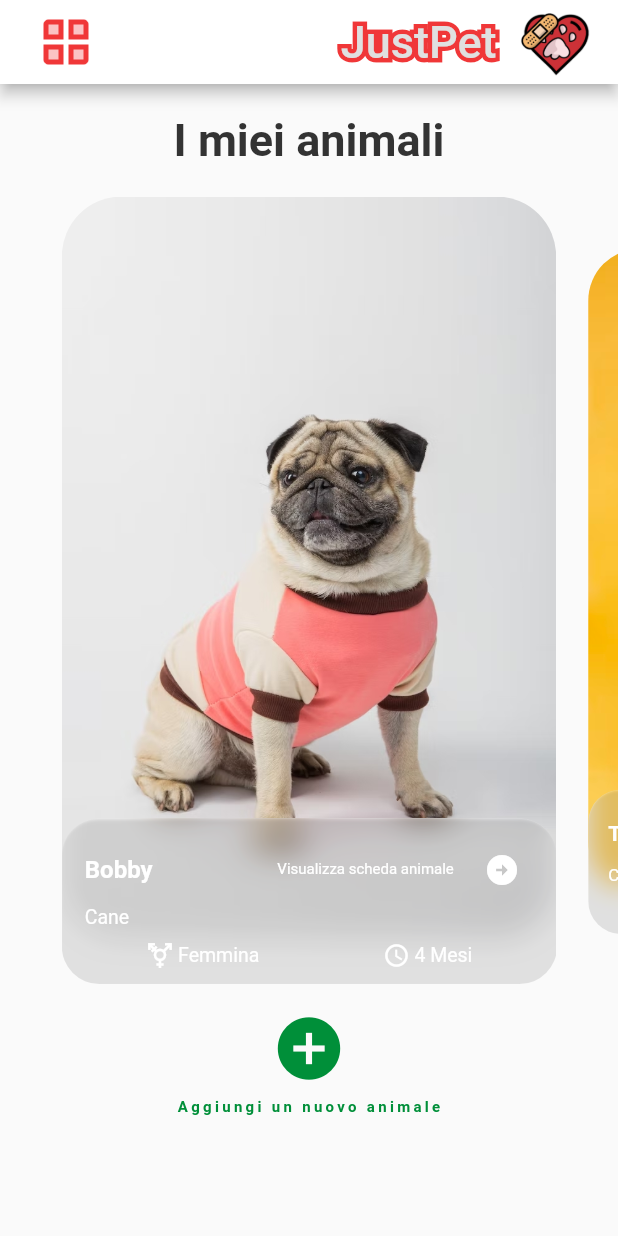
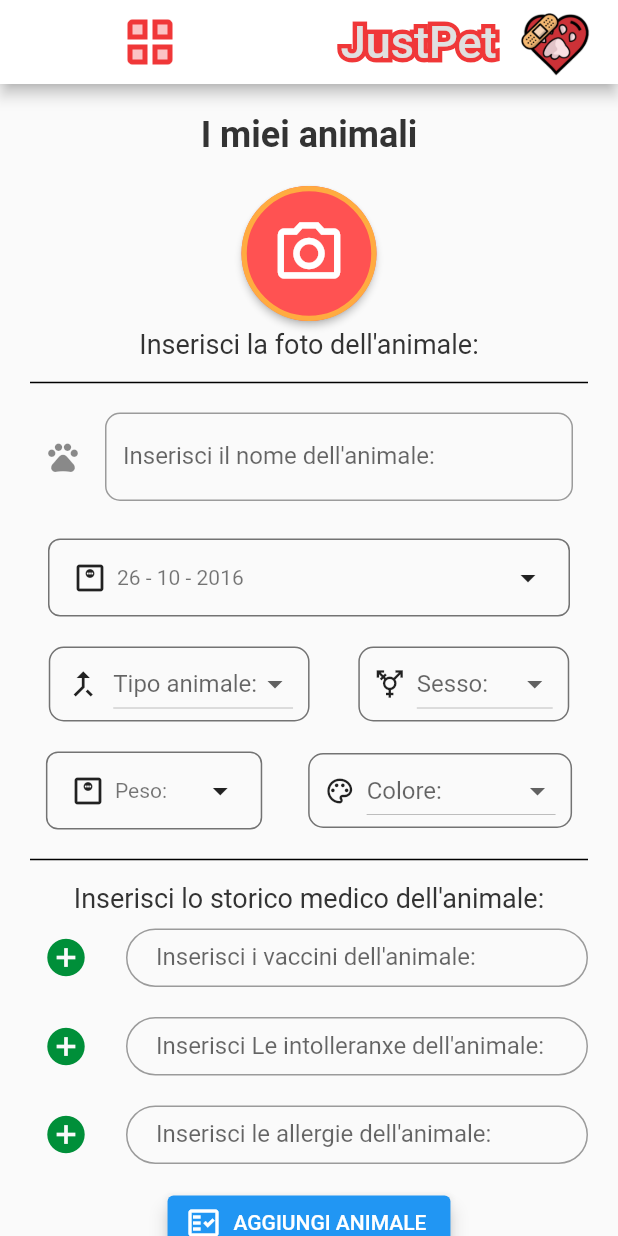
Before and after one commit to Antonio-Zizzari/EMAD2022_23-12, a Flutter app: the screen it shows after launch, after a tap on the "add circle" icon, on a phone screen of 412 x 824 dp. Run offline on Flutter 3.47's test engine with Material 2 defaults, Android fonts, the phone set to English and light mode, and no system bars; drawn by our look-alikes of carousel_slider, glassmorphism_ui; our stand-ins replace cached_network_image, dropdown_button2, flutter_colorpicker, flutter_svg, image_picker, tab_indicator_styler.

Commit message:
Add files via upload

```diff
--- /dev/null
+++ b/Flutter Project/JustPet/lib/add_pet.dart
@@ -0,0 +1,451 @@
+import 'dart:io';
+
+import 'package:dropdown_button2/dropdown_button2.dart';
+import 'package:flutter/cupertino.dart';
+import 'package:flutter/material.dart';
+import 'package:flutter_colorpicker/flutter_colorpicker.dart';
+import 'package:image_picker/image_picker.dart';
+import 'package:justpet/theme/color.dart';
+import 'package:justpet/utils/cupertino_picker_view_date.dart';
+import 'package:justpet/utils/cupertino_picker_view_weight.dart';
+
+class AddPet extends StatefulWidget {
+  @override
+  _AddPetState createState() => _AddPetState();
+}
+
+class _AddPetState extends State<AddPet> {
+  final formKey = GlobalKey<FormState>();
+  final ImagePicker _picker = ImagePicker();
+  List<String> vaccini = [];
+  List<String> allergie = [];
+  List<String> intolleranze = [];
+
+  TextEditingController _nameController = TextEditingController();
+  TextEditingController _vaccineController = TextEditingController();
+  TextEditingController _intolleranceController = TextEditingController();
+  TextEditingController _allergyController = TextEditingController();
+
+  XFile? photo;
+  String? _sesso, _tipoAnimale, _colore;
+
+  @override
+  Widget build(BuildContext context) {
+    double width = MediaQuery.of(context).size.width;
+    double height = MediaQuery.of(context).size.height;
+    return Scaffold(
+      appBar: buildAppBar(),
+      body: Form(
+        key: formKey,
+        child: buildBody(width, height)
+      ),
+    );
+  }
+
+  AppBar buildAppBar() {
+    return AppBar(
+      backgroundColor: Colors.white,
+      title: Row(
+        mainAxisAlignment: MainAxisAlignment.spaceBetween,
+        children: [
+          IconButton(
+            onPressed: () {},
+            icon: Image.asset("assets/icons/AppBarIcon.png"),
+            color: Colors.black,
+            iconSize: 40,
+          ),
+
+
+          //SizedBox(width: 150,),
+          Row(
+            children: [
+              Stack(
+                children: <Widget>[
+                  // Stroked text as border.
+                  Text(
+                    'JustPet',
+                    style: TextStyle(
+                      fontSize: 30,
+                      foreground: Paint()
+                        ..style = PaintingStyle.stroke
+                        ..strokeWidth = 6
+                        ..color = Color(0xFFF03738)!,
+                    ),
+                  ),
+                  // Solid text as fill.
+                  Text(
+                    'JustPet',
+                    style: TextStyle(
+                      fontSize: 30,
+                      color: Colors.grey[300],
+                    ),
+                  ),
+                ],
+              ),
+              SizedBox(width: 15,),
+              CircleAvatar(
+                backgroundImage: AssetImage("assets/logo/logo.png"),
+                backgroundColor: Colors.transparent,
+                radius: 25,
+              ),
+            ],
+          ),
+        ],
+      ),
+    );
+  }
+
+  Widget buildBody(double width, double height){
+    return SingleChildScrollView(
+      child: SizedBox(
+        height: height,
+        child: Column(
+          children: [
+            const Center(
+              child: Padding(
+                padding: EdgeInsets.symmetric(horizontal: 20.0, vertical: 20.0),
+                child: Text(
+                  "I miei animali",
+                  style: TextStyle(
+                    color: textColor,
+                    fontWeight: FontWeight.w700,
+                    fontSize: 24,
+                  ),
+                ),
+              ),
+            ),
+            Container(
+              child: photo == null ?
+                ElevatedButton(
+                  onPressed: () async {
+                    photo = await _picker.pickImage(source: ImageSource.camera);
+                    setState( () { } );
+                  },
+                  style: ButtonStyle(
+                    side: MaterialStatePropertyAll(BorderSide(width: 3.5, color: Colors.orangeAccent)),
+                    shape: MaterialStateProperty.all(CircleBorder()),
+                    padding: MaterialStateProperty.all(EdgeInsets.all(20)),
+                    backgroundColor: MaterialStateProperty.all(Colors.redAccent), // <-- Button color
+                    overlayColor: MaterialStateProperty.resolveWith<Color?>((states) {
+                      if (states.contains(MaterialState.pressed)) return Colors.orangeAccent; // <-- Splash color
+                    }),
+                  ),
+                  child: Icon(Icons.photo_camera_outlined, size: 50),
+                )
+              :
+                CircleAvatar(radius: 70, backgroundImage: Image.file(fit: BoxFit.cover, File(photo!.path)).image),
+            ),
+            Center(
+              child: Padding(
+                padding: const EdgeInsets.fromLTRB(20,5,20,5),
+                child: Text(
+                  "Inserisci la foto dell\'animale:",
+                  style: TextStyle(
+                    color: textColor,
+                    fontSize: 18,
+                  ),
+                ),
+              ),
+
+            ),
+            Padding(
+              padding: const EdgeInsets.symmetric(horizontal: 20),
+              child: const Divider(
+                thickness: 1,
+                height: 20,
+                color: Colors.black,
+              ),
+            ),
+            Container(
+              padding: EdgeInsets.fromLTRB(30,10,30,15),
+              child: TextFormField(
+                controller: _nameController,
+                decoration: InputDecoration(
+                  icon: Icon(Icons.pets_rounded),
+                  hintText: 'Bobby',
+                  labelText: 'Inserisci il nome dell\'animale: ',
+                  border: OutlineInputBorder(
+                    borderRadius: BorderRadius.circular(10),
+                    borderSide: BorderSide(
+                      style: BorderStyle.solid,
+                      color: Colors.black54
+                    ),
+                  ),
+                ),
+              ),
+            ),
+            SizedBox(height: 10),
+            Padding(
+              padding: const EdgeInsets.symmetric(horizontal: 32),
+              child: const CupertinoPickerViewDate(),
+            ),
+            SizedBox(height: 20),
+            Row(
+              mainAxisAlignment: MainAxisAlignment.spaceEvenly,
+              crossAxisAlignment: CrossAxisAlignment.center,
+              children: [
+                Container(
+                  padding: const EdgeInsets.symmetric(horizontal: 10),
+                  decoration: BoxDecoration(
+                    border: Border.all(color: Colors.black54),
+                    borderRadius: BorderRadius.circular(10),
+                  ),
+                  child: Row(
+                    mainAxisAlignment: MainAxisAlignment.spaceEvenly,
+                    children: [
+                      Padding(padding: const EdgeInsets.fromLTRB(0,8,8,8), child: Center(child: Icon(Icons.merge_type))),
+                      DropdownButton<String>(
+                        hint: Text("Tipo animale:"),
+                        value: _tipoAnimale,
+                        items: dropdownTypePets,
+                        onChanged: (String? value) => setState(() {
+                          _tipoAnimale = value ?? "";
+                        }),
+                      ),
+                    ],
+                  ),
+                ),
+                Container(
+                  padding: const EdgeInsets.symmetric(horizontal: 10),
+                  decoration: BoxDecoration(
+                    border: Border.all(color: Colors.black54),
+                    borderRadius: BorderRadius.circular(10),
+                  ),
+                  child: Row(
+                    mainAxisAlignment: MainAxisAlignment.spaceEvenly,
+                    children: [
+                      Padding(padding: const EdgeInsets.fromLTRB(0,8,8,8), child: Center(child: Icon(Icons.transgender_outlined, size: 20,))),
+                      DropdownButton<String>(
+                        hint: Text("Sesso:"),
+                        value: _sesso,
+                        items: dropdownTypeSexs,
+                        onChanged: (String? value) => setState(() {
+                          _sesso = value ?? "";
+                        }),
+                      ),
+                    ],
+                  ),
+                ),
+              ],
+            ),
+            SizedBox(height: 20),
+            Row(
+              mainAxisAlignment: MainAxisAlignment.spaceEvenly,
+              crossAxisAlignment: CrossAxisAlignment.center,
+              children: [
+                CupertinoPickerViewWeight(),
+                Container(
+                  padding: const EdgeInsets.symmetric(horizontal: 10),
+                  decoration: BoxDecoration(
+                    border: Border.all(color: Colors.black54),
+                    borderRadius: BorderRadius.circular(10),
+                  ),
+                  child: Row(
+                    mainAxisAlignment: MainAxisAlignment.spaceEvenly,
+                    children: [
+                      Padding(padding: const EdgeInsets.fromLTRB(0,8,8,8), child: Center(child: Icon(Icons.color_lens_outlined, size: 20,))),
+                      DropdownButton<String>(
+                        hint: Text("Colore:"),
+                        value: _colore,
+                        items: dropdownTypeColor,
+                        onChanged: (String? value) => setState(() {
+                          _colore = value ?? "";
+                        }),
+                      ),
+                    ],
+                  ),
+                ),
+              ],
+            ),
+            SizedBox(height: 10),
+            Padding(
+              padding: const EdgeInsets.symmetric(horizontal: 20),
+              child: const Divider(
+                thickness: 1,
+                height: 20,
+                color: Colors.black,
+              ),
+            ),
+            Center(
+              child: Padding(
+                padding: const EdgeInsets.fromLTRB(20,5,20,5),
+                child: Text(
+                  "Inserisci lo storico medico dell\'animale:",
+                  style: TextStyle(
+                    color: textColor,
+                    fontSize: 18,
+                  ),
+                ),
+              ),
+
+            ),
+            Container(
+              padding: EdgeInsets.fromLTRB(20,5,20,15),
+              child: TextFormField(
+                decoration: InputDecoration(
+                  isDense: true,
+                  contentPadding: EdgeInsets.fromLTRB(20,10,20,10),
+                  icon: IconButton(
+                    iconSize: 30,
+                    color: Color.fromRGBO(0,143,57, 1),
+                    icon: Icon(Icons.add_circle_sharp),
+                    onPressed: () {
+                      setState(() {
+
+                      });
+                    },
+                  ),
+                  labelText: 'Inserisci i vaccini dell\'animale: ',
+                  hintText: 'Vaccino ${vaccini.length + 1}',
+                  border: OutlineInputBorder(
+                    borderRadius: BorderRadius.circular(20),
+                    borderSide: BorderSide(
+                        style: BorderStyle.solid,
+                        color: Colors.black54
+                    ),
+                  ),
+                ),
+              ),
+            ),
+            Container(
+              padding: EdgeInsets.fromLTRB(20,5,20,15),
+              child: TextFormField(
+                decoration: InputDecoration(
+                  isDense: true,
+                  contentPadding: EdgeInsets.fromLTRB(20,10,20,10),
+                  icon: IconButton(
+                    iconSize: 30,
+                    color: Color.fromRGBO(0,143,57, 1),
+                    icon: Icon(Icons.add_circle_sharp),
+                    onPressed: () {
+                      setState(() {
+
+                      });
+                    },
+                  ),
+                  labelText: 'Inserisci Le intolleranxe dell\'animale: ',
+                  hintText: 'Intolleranza ${intolleranze.length + 1}',
+                  border: OutlineInputBorder(
+                    borderRadius: BorderRadius.circular(20),
+                    borderSide: BorderSide(
+                        style: BorderStyle.solid,
+                        color: Colors.black54
+                    ),
+                  ),
+                ),
+              ),
+            ),
+            Container(
+              padding: EdgeInsets.fromLTRB(20,5,20,15),
+              child: TextFormField(
+                decoration: InputDecoration(
+                  isDense: true,
+                  contentPadding: EdgeInsets.fromLTRB(20,10,20,10),
+                  icon: IconButton(
+                    iconSize: 30,
+                    color: Color.fromRGBO(0,143,57, 1),
+                    icon: Icon(Icons.add_circle_sharp),
+                    onPressed: () {
+                      setState(() {
+
+                      });
+                    },
+                  ),
+                  labelText: 'Inserisci le allergie dell\'animale: ',
+                  hintText: 'Allergia ${allergie.length + 1}',
+                  border: OutlineInputBorder(
+                    borderRadius: BorderRadius.circular(20),
+                    borderSide: BorderSide(
+                        style: BorderStyle.solid,
+                        color: Colors.black54
+                    ),
+                  ),
+                ),
+              ),
+            ),
+            ElevatedButton.icon(
+              style: ButtonStyle(
+                elevation: MaterialStatePropertyAll(5),
+              ),
+              icon: Icon(Icons.fact_check_outlined),
+              label: Text("AGGIUNGI ANIMALE"),
+              onPressed: () {},
+            )
+          ],
+        ),
+      ),
+    );
+  }
+  List<DropdownMenuItem<String>> get dropdownTypePets{
+    List<DropdownMenuItem<String>> menuItems = [
+      const DropdownMenuItem(child: Text("Cane"),value: "Cane"),
+      const DropdownMenuItem(child: Text("Gatto"),value: "Gatto"),
+    ];
+    return menuItems;
+  }
+  List<DropdownMenuItem<String>> get dropdownTypeSexs{
+    List<DropdownMenuItem<String>> menuItems = [
+      const DropdownMenuItem(child: Text("Maschio"),value: "Maschio"),
+      const DropdownMenuItem(child: Text("Femmina"),value: "Femmina"),
+    ];
+    return menuItems;
+  }
+  List<DropdownMenuItem<String>> get dropdownTypeColor{
+    List<DropdownMenuItem<String>> menuItems = [
+      const DropdownMenuItem(child: Text("Nero"),value: "Maschio"),
+      const DropdownMenuItem(child: Text("Grigio"),value: "Grigio"),
+      const DropdownMenuItem(child: Text("Grigio chiaro"),value: "Grigio chiaro"),
+      const DropdownMenuItem(child: Text("Grigio scuro"),value: "Grigio scuro"),
+      const DropdownMenuItem(child: Text("Bianco"),value: "Bianco"),
+      const DropdownMenuItem(child: Text("Bianco sporco"),value: "Bianco sporco"),
+      const DropdownMenuItem(child: Text("Marrone"),value: "Marrone"),
+      const DropdownMenuItem(child: Text("Marroncino"),value: "Marroncino"),
+    ];
+    return menuItems;
+  }
+
+  Widget _buildBottomPicker(Widget picker) {
+    return Container(
+      height: 500,
+      padding: const EdgeInsets.only(top: 6.0),
+      color: CupertinoColors.white,
+      child: DefaultTextStyle(
+        style: const TextStyle(
+          color: CupertinoColors.black,
+          fontSize: 22.0,
+        ),
+        child: GestureDetector(
+          // Blocks taps from propagating to the modal sheet and popping.
+          onTap: () {},
+          child: SafeArea(
+            top: false,
+            child: picker,
+          ),
+        ),
+      ),
+    );
+  }
+  List<String> _buildCupertinoPicker(){
+    return <String>[
+      '2kg',
+      '3kg',
+      '4kg',
+      '5kg',
+      '6kg',
+      '7kg',
+      '8kg',
+      '9kg',
+      '10kg',
+      '11kg',
+      '12kg',
+      '13kg',
+      '14kg',
+      '15kg',
+      '16kg',
+      '17kg',
+      '18kg',
+      '19kg',
+      '20kg'
+    ];
+  }
+}
--- a/Flutter Project/JustPet/lib/animal-card.dart
+++ b/Flutter Project/JustPet/lib/animal-card.dart
@@ -1,5 +1,6 @@
 import 'package:carousel_slider/carousel_slider.dart';
 import 'package:flutter/material.dart';
+import 'package:justpet/add_pet.dart';
 import 'package:justpet/theme/color.dart';
 import 'package:justpet/veterinarian_date.dart';
 import 'package:justpet/widget/pet_item.dart';
@@ -101,14 +102,19 @@ class _MyPetsState extends State<MyPets> {
                 ),
               ),
               getPets(),
-              Container(
-                child: Center(
-                  child: IconButton(
-                    iconSize: 50,
-                    color: Color.fromRGBO(0,143,57, 1),
-                    icon: Icon(Icons.add_circle_sharp),
-                    onPressed: () {},
-                  ),
+              Center(
+                child: IconButton(
+                  iconSize: 50,
+                  color: Color.fromRGBO(0,143,57, 1),
+                  icon: Icon(Icons.add_circle_sharp),
+                  onPressed: () {
+                    Navigator.push(
+                      context,
+                      MaterialPageRoute(
+                        builder: (context) => AddPet(),
+                      ),
+                    );
+                  },
                 ),
               ),
               const Center(
--- /dev/null
+++ b/Flutter Project/JustPet/lib/utils/cupertino_picker_view_date.dart
@@ -0,0 +1,97 @@
+import 'package:flutter/cupertino.dart';
+import 'package:flutter/material.dart';
+
+class CupertinoPickerViewDate extends StatefulWidget {
+  const CupertinoPickerViewDate({Key? key}) : super(key: key);
+
+  @override
+  _CupertinoPickerViewDateState createState() => _CupertinoPickerViewDateState();
+}
+
+class _CupertinoPickerViewDateState extends State<CupertinoPickerViewDate> {
+  var selectItem;
+  double _kPickerSheetHeight = 216.0;
+  DateTime? dateTime;
+  DateTime dateNow = DateTime.now();
+  DateTime date = DateTime(2016, 10, 26);
+  var time;
+  int value = 0;
+
+
+  @override
+  Widget build(BuildContext context) {
+    return Container(
+      child: _buildBody(context)
+    );
+  }
+
+  Widget _buildBody(BuildContext context) {
+    return Container(
+      width: MediaQuery.of(context).size.width,
+      padding: EdgeInsets.symmetric(horizontal: 15, vertical: 13),
+      decoration: BoxDecoration(
+        border: Border.all(color: Colors.black54),
+        borderRadius: BorderRadius.circular(8),
+      ),
+      child: InkWell(
+        onTap: () {
+          showCupertinoModalPopup<void>(
+            context: context, builder: (BuildContext context) {
+            return _buildBottomPicker(_buildDateTimePicker());
+          });
+        },
+        child: Row(
+          mainAxisAlignment: MainAxisAlignment.spaceEvenly,
+          children: [
+            Padding(padding: const EdgeInsets.fromLTRB(0,0,6,0), child: Center(child: Icon(Icons.monitor_weight_outlined)),
+            ),
+            Container(
+              child: Center(
+                child: Text(date != null ? "${date.day} - ${date.month} - ${date.year}" : 'Inserisci data di nascita:',
+                  style: TextStyle(color: Colors.black54)
+                ),
+              ),
+            ),
+            Spacer(),
+            Icon(Icons.arrow_drop_down)
+          ],
+        ),
+      ),
+    );
+  }
+
+  Widget _buildDateTimePicker() {
+    return CupertinoDatePicker(
+      mode: CupertinoDatePickerMode.date,
+      initialDateTime: date,
+      maximumDate: dateNow,
+      minimumDate: new DateTime(dateNow.year - 20, dateNow.month, dateNow.day),
+      onDateTimeChanged: (DateTime newDate) {
+        setState(() {
+          date = newDate;
+        });
+      },
+    );
+  }
+  Widget _buildBottomPicker(Widget picker) {
+    return Container(
+      height: _kPickerSheetHeight,
+      padding: const EdgeInsets.only(top: 6.0),
+      color: CupertinoColors.white,
+      child: DefaultTextStyle(
+        style: const TextStyle(
+          color: CupertinoColors.black,
+          fontSize: 22.0,
+        ),
+        child: GestureDetector(
+          // Blocks taps from propagating to the modal sheet and popping.
+          onTap: () {},
+          child: SafeArea(
+            top: false,
+            child: picker,
+          ),
+        ),
+      ),
+    );
+  }
+}
--- /dev/null
+++ b/Flutter Project/JustPet/lib/utils/cupertino_picker_view_weight.dart
@@ -0,0 +1,164 @@
+import 'package:flutter/cupertino.dart';
+import 'package:flutter/material.dart';
+
+class CupertinoPickerViewWeight extends StatefulWidget {
+  const CupertinoPickerViewWeight({Key? key}) : super(key: key);
+
+  @override
+  _CupertinoPickerViewWeightState createState() => _CupertinoPickerViewWeightState();
+}
+
+class _CupertinoPickerViewWeightState extends State<CupertinoPickerViewWeight> {
+  var selectItem;
+  double _kPickerSheetHeight = 216.0;
+  DateTime? dateTime;
+  Duration initialtimer = new Duration();
+  var time;
+  int value = 0;
+  final items = [
+    '2 kg',
+    '3 kg',
+    '4 kg',
+    '5 kg',
+    '6 kg',
+    '7 kg',
+    '8 kg',
+    '9 kg',
+    '10 kg',
+    '11 kg',
+    '12 kg',
+    '13 kg',
+    '14 kg',
+    '15 kg',
+    '16 kg',
+    '17 kg',
+    '18 kg',
+    '19 kg',
+    '20 kg',
+    '21 kg',
+    '22 kg',
+    '23 kg',
+    '24 kg',
+    '25 kg'
+  ];
+
+
+  @override
+  Widget build(BuildContext context) {
+    return Container(
+      child: _buildBody(context)
+    );
+  }
+
+  Widget _buildBody(BuildContext context) {
+    return Container(
+      width: MediaQuery.of(context).size.width * 0.35,
+      padding: EdgeInsets.symmetric(horizontal: 15, vertical: 13),
+      decoration: BoxDecoration(
+        border: Border.all(color: Colors.black54),
+        borderRadius: BorderRadius.circular(8),
+      ),
+      child: InkWell(
+        onTap: () {
+          showCupertinoModalPopup<void>(
+              context: context, builder: (BuildContext context) {
+            return _buildBottomPicker(
+                _buildCupertinoPicker()
+            );
+          });
+        },
+        child: Row(
+          mainAxisAlignment: MainAxisAlignment.spaceEvenly,
+          children: [
+            Padding(padding: const EdgeInsets.fromLTRB(0,0,6,0), child: Center(child: Icon(Icons.monitor_weight_outlined)),
+            ),
+            Container(
+              child: Center(
+                child: Text(selectItem != null ? selectItem : 'Peso:',
+                  style: TextStyle(color: Colors.black54)
+                ),
+              ),
+            ),
+            Spacer(),
+            Icon(Icons.arrow_drop_down)
+          ],
+        ),
+      ),
+    );
+  }
+
+  Widget _buildCupertinoPicker() {
+    return Container(
+      child: CupertinoPicker(
+        backgroundColor: Colors.white,
+        itemExtent: 35,
+        //height of each item
+        looping: true,
+        children: items.map((item) =>
+            Center(
+              child: Text(item,
+                style: TextStyle(fontSize: 24),),
+            )).toList(),
+        onSelectedItemChanged: (index) {
+          setState(() => this.value = index);
+          selectItem = items[index];
+          // setState(() {
+          //   selectItem=value.toString();
+          // });
+        },
+      ),
+    );
+  }
+  Widget _buildDateTimePicker() {
+    return CupertinoDatePicker(
+        mode: CupertinoDatePickerMode.dateAndTime,
+        initialDateTime: dateTime,
+        onDateTimeChanged: (DateTime newDataTime) {
+          if (mounted) {
+            setState(() {
+              dateTime = newDataTime;
+            });
+          }
+        });
+  }
+  Widget timePicker() {
+    return CupertinoTimerPicker(
+      mode: CupertinoTimerPickerMode.hms,
+      minuteInterval: 1,
+      secondInterval: 1,
+      initialTimerDuration: initialtimer,
+      onTimerDurationChanged: (Duration changedtimer) {
+        setState(() {
+          initialtimer = changedtimer;
+          time = changedtimer.inHours.toString() +
+              ' hrs ' +
+              (changedtimer.inMinutes % 60).toString() +
+              ' mins ' +
+              (changedtimer.inSeconds % 60).toString() +
+              ' secs';
+        });
+      },
+    );
+  }
+  Widget _buildBottomPicker(Widget picker) {
+    return Container(
+      height: _kPickerSheetHeight,
+      padding: const EdgeInsets.only(top: 6.0),
+      color: CupertinoColors.white,
+      child: DefaultTextStyle(
+        style: const TextStyle(
+          color: CupertinoColors.black,
+          fontSize: 22.0,
+        ),
+        child: GestureDetector(
+          // Blocks taps from propagating to the modal sheet and popping.
+          onTap: () {},
+          child: SafeArea(
+            top: false,
+            child: picker,
+          ),
+        ),
+      ),
+    );
+  }
+}
--- a/Flutter Project/JustPet/lib/veterinarian_date.dart
+++ b/Flutter Project/JustPet/lib/veterinarian_date.dart
@@ -1,10 +1,7 @@
 import 'package:flutter/material.dart';
 import 'package:glassmorphism_ui/glassmorphism_ui.dart';
-import 'package:justpet/animal-single-card.dart';
 import 'package:justpet/pet_class.dart';
 import 'package:justpet/theme/color.dart';
-import 'package:justpet/widget/info_list.dart';
-import 'package:justpet/widget/list_item_pet.dart';
 
 class VeterinarianDate extends StatelessWidget {
   final Pets data;
--- a/Flutter Project/JustPet/lib/visit_card.dart
+++ b/Flutter Project/JustPet/lib/visit_card.dart
@@ -40,7 +40,7 @@ class VisitCard extends StatelessWidget {
                 ),
                 VerticalDivider(
                   thickness: 2,
-                  width: 20,
+                  width: 30,
                   color: Colors.black,
                 ),
                 Column(
```
